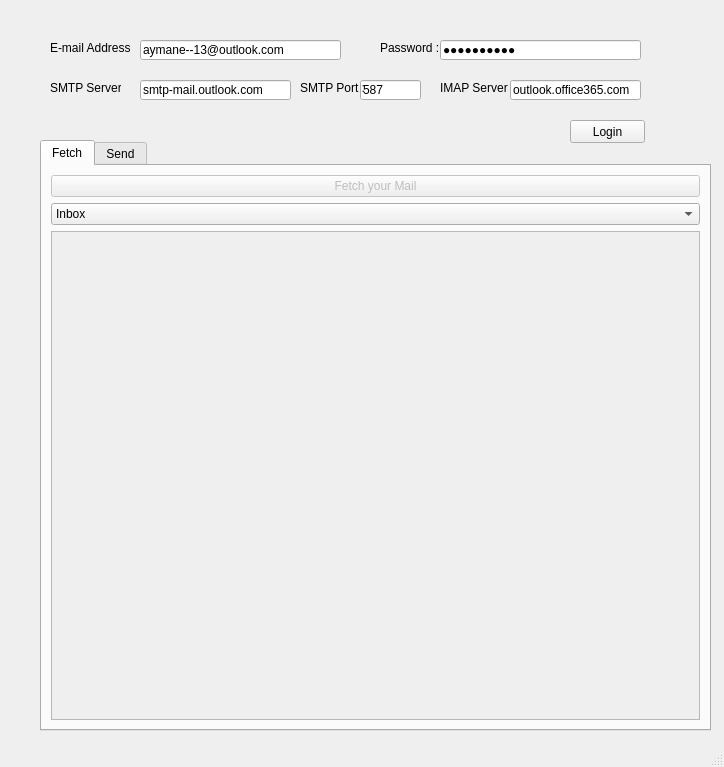
Above: mail2.ui from 13-aymane/py-mail before the change. Below: the same form after it.
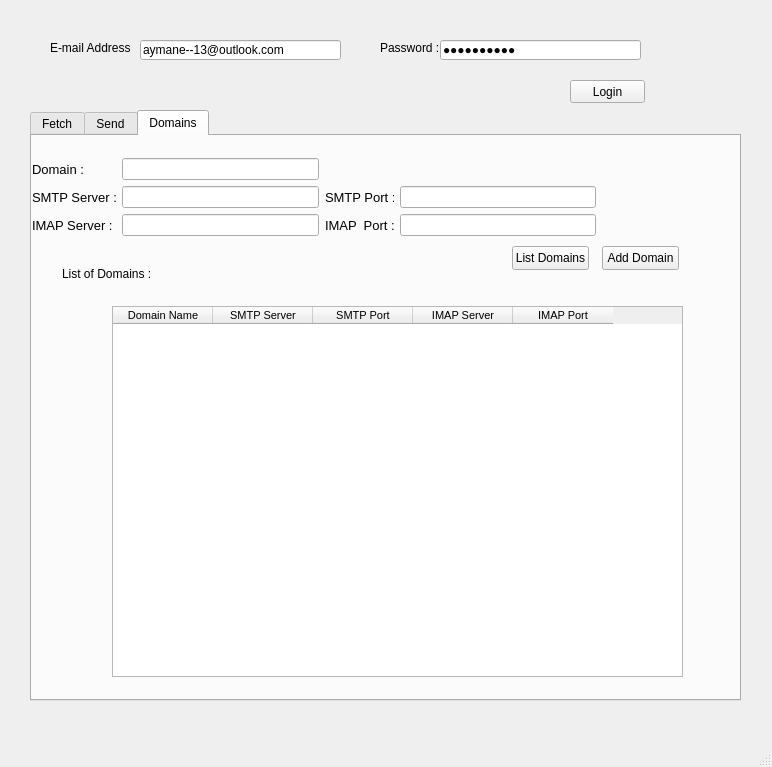
That is the form after the change.

The edit to the form file:
```diff
--- a/mail2.ui
+++ b/mail2.ui
@@ -6,7 +6,7 @@
    <rect>
     <x>0</x>
     <y>0</y>
-    <width>724</width>
+    <width>772</width>
     <height>767</height>
    </rect>
   </property>
@@ -17,14 +17,14 @@
    <widget class="QTabWidget" name="tabWidget">
     <property name="geometry">
      <rect>
-      <x>40</x>
-      <y>140</y>
-      <width>671</width>
+      <x>30</x>
+      <y>110</y>
+      <width>711</width>
       <height>591</height>
      </rect>
     </property>
     <property name="currentIndex">
-     <number>0</number>
+     <number>2</number>
     </property>
     <widget class="QWidget" name="tab_fetch">
      <attribute name="title">
@@ -195,6 +195,343 @@
       </property>
      </widget>
     </widget>
+    <widget class="QWidget" name="tab">
+     <attribute name="title">
+      <string>Domains</string>
+     </attribute>
+     <widget class="QLineEdit" name="domainField">
+      <property name="geometry">
+       <rect>
+        <x>90</x>
+        <y>22</y>
+        <width>197</width>
+        <height>22</height>
+       </rect>
+      </property>
+      <property name="font">
+       <font>
+        <pointsize>10</pointsize>
+       </font>
+      </property>
+     </widget>
+     <widget class="QLineEdit" name="smtp_portField">
+      <property name="geometry">
+       <rect>
+        <x>368</x>
+        <y>50</y>
+        <width>196</width>
+        <height>22</height>
+       </rect>
+      </property>
+      <property name="font">
+       <font>
+        <pointsize>10</pointsize>
+       </font>
+      </property>
+      <property name="text">
+       <string/>
+      </property>
+      <property name="echoMode">
+       <enum>QLineEdit::Normal</enum>
+      </property>
+     </widget>
+     <widget class="QPushButton" name="addButton">
+      <property name="geometry">
+       <rect>
+        <x>570</x>
+        <y>110</y>
+        <width>77</width>
+        <height>24</height>
+       </rect>
+      </property>
+      <property name="text">
+       <string>Add Domain</string>
+      </property>
+     </widget>
+     <widget class="QLabel" name="label_imap_2">
+      <property name="geometry">
+       <rect>
+        <x>0</x>
+        <y>78</y>
+        <width>84</width>
+        <height>22</height>
+       </rect>
+      </property>
+      <property name="font">
+       <font>
+        <pointsize>10</pointsize>
+       </font>
+      </property>
+      <property name="text">
+       <string>IMAP Server :</string>
+      </property>
+     </widget>
+     <widget class="QLineEdit" name="smtpField">
+      <property name="geometry">
+       <rect>
+        <x>90</x>
+        <y>50</y>
+        <width>197</width>
+        <height>22</height>
+       </rect>
+      </property>
+      <property name="font">
+       <font>
+        <pointsize>10</pointsize>
+       </font>
+      </property>
+      <property name="text">
+       <string/>
+      </property>
+     </widget>
+     <widget class="QLineEdit" name="imap_portField">
+      <property name="geometry">
+       <rect>
+        <x>368</x>
+        <y>78</y>
+        <width>196</width>
+        <height>22</height>
+       </rect>
+      </property>
+      <property name="font">
+       <font>
+        <pointsize>10</pointsize>
+       </font>
+      </property>
+      <property name="text">
+       <string/>
+      </property>
+      <property name="echoMode">
+       <enum>QLineEdit::Normal</enum>
+      </property>
+     </widget>
+     <widget class="QLabel" name="label_port_2">
+      <property name="geometry">
+       <rect>
+        <x>293</x>
+        <y>78</y>
+        <width>69</width>
+        <height>22</height>
+       </rect>
+      </property>
+      <property name="font">
+       <font>
+        <pointsize>10</pointsize>
+       </font>
+      </property>
+      <property name="text">
+       <string>IMAP  Port :</string>
+      </property>
+     </widget>
+     <widget class="QLineEdit" name="imapField_2">
+      <property name="enabled">
+       <bool>true</bool>
+      </property>
+      <property name="geometry">
+       <rect>
+        <x>90</x>
+        <y>78</y>
+        <width>197</width>
+        <height>22</height>
+       </rect>
+      </property>
+      <property name="font">
+       <font>
+        <pointsize>10</pointsize>
+       </font>
+      </property>
+      <property name="text">
+       <string/>
+      </property>
+     </widget>
+     <widget class="QLabel" name="label_port_3">
+      <property name="geometry">
+       <rect>
+        <x>293</x>
+        <y>50</y>
+        <width>69</width>
+        <height>22</height>
+       </rect>
+      </property>
+      <property name="font">
+       <font>
+        <pointsize>10</pointsize>
+       </font>
+      </property>
+      <property name="text">
+       <string>SMTP Port :</string>
+      </property>
+     </widget>
+     <widget class="QLabel" name="label_server_4">
+      <property name="geometry">
+       <rect>
+        <x>0</x>
+        <y>50</y>
+        <width>84</width>
+        <height>22</height>
+       </rect>
+      </property>
+      <property name="font">
+       <font>
+        <pointsize>10</pointsize>
+       </font>
+      </property>
+      <property name="text">
+       <string>SMTP Server :</string>
+      </property>
+     </widget>
+     <widget class="QLabel" name="label_3">
+      <property name="geometry">
+       <rect>
+        <x>0</x>
+        <y>22</y>
+        <width>84</width>
+        <height>22</height>
+       </rect>
+      </property>
+      <property name="font">
+       <font>
+        <pointsize>10</pointsize>
+       </font>
+      </property>
+      <property name="text">
+       <string>Domain :</string>
+      </property>
+     </widget>
+     <widget class="QLabel" name="label_4">
+      <property name="geometry">
+       <rect>
+        <x>30</x>
+        <y>130</y>
+        <width>287</width>
+        <height>16</height>
+       </rect>
+      </property>
+      <property name="text">
+       <string>List of Domains :</string>
+      </property>
+     </widget>
+     <widget class="QPushButton" name="listButton">
+      <property name="geometry">
+       <rect>
+        <x>480</x>
+        <y>110</y>
+        <width>77</width>
+        <height>24</height>
+       </rect>
+      </property>
+      <property name="text">
+       <string>List Domains</string>
+      </property>
+     </widget>
+     <widget class="QTableWidget" name="tableWidget">
+      <property name="geometry">
+       <rect>
+        <x>80</x>
+        <y>170</y>
+        <width>571</width>
+        <height>371</height>
+       </rect>
+      </property>
+      <property name="maximumSize">
+       <size>
+        <width>611</width>
+        <height>16777215</height>
+       </size>
+      </property>
+      <property name="lineWidth">
+       <number>5</number>
+      </property>
+      <attribute name="horizontalHeaderCascadingSectionResizes">
+       <bool>false</bool>
+      </attribute>
+      <column>
+       <property name="text">
+        <string>Domain Name</string>
+       </property>
+       <property name="font">
+        <font>
+         <pointsize>8</pointsize>
+        </font>
+       </property>
+       <property name="background">
+        <color>
+         <red>175</red>
+         <green>231</green>
+         <blue>230</blue>
+        </color>
+       </property>
+      </column>
+      <column>
+       <property name="text">
+        <string>SMTP Server</string>
+       </property>
+       <property name="font">
+        <font>
+         <pointsize>8</pointsize>
+        </font>
+       </property>
+       <property name="background">
+        <color>
+         <red>175</red>
+         <green>231</green>
+         <blue>230</blue>
+        </color>
+       </property>
+      </column>
+      <column>
+       <property name="text">
+        <string>SMTP Port</string>
+       </property>
+       <property name="font">
+        <font>
+         <pointsize>8</pointsize>
+        </font>
+       </property>
+       <property name="background">
+        <color>
+         <red>175</red>
+         <green>231</green>
+         <blue>230</blue>
+        </color>
+       </property>
+      </column>
+      <column>
+       <property name="text">
+        <string>IMAP Server</string>
+       </property>
+       <property name="font">
+        <font>
+         <pointsize>8</pointsize>
+        </font>
+       </property>
+       <property name="background">
+        <color>
+         <red>175</red>
+         <green>231</green>
+         <blue>230</blue>
+        </color>
+       </property>
+      </column>
+      <column>
+       <property name="text">
+        <string>IMAP Port</string>
+       </property>
+       <property name="font">
+        <font>
+         <pointsize>8</pointsize>
+        </font>
+       </property>
+       <property name="background">
+        <color>
+         <red>175</red>
+         <green>231</green>
+         <blue>230</blue>
+        </color>
+       </property>
+      </column>
+     </widget>
+    </widget>
    </widget>
    <widget class="QLabel" name="label_email">
     <property name="geometry">
@@ -213,7 +550,7 @@
     <property name="geometry">
      <rect>
       <x>570</x>
-      <y>120</y>
+      <y>80</y>
       <width>75</width>
       <height>23</height>
      </rect>
@@ -235,35 +572,6 @@
      <string>aymane--13@outlook.com</string>
     </property>
    </widget>
-   <widget class="QLineEdit" name="smtpField">
-    <property name="geometry">
-     <rect>
-      <x>140</x>
-      <y>80</y>
-      <width>151</width>
-      <height>20</height>
-     </rect>
-    </property>
-    <property name="text">
-     <string>smtp-mail.outlook.com</string>
-    </property>
-   </widget>
-   <widget class="QLineEdit" name="portField">
-    <property name="geometry">
-     <rect>
-      <x>360</x>
-      <y>80</y>
-      <width>61</width>
-      <height>20</height>
-     </rect>
-    </property>
-    <property name="text">
-     <string>587</string>
-    </property>
-    <property name="echoMode">
-     <enum>QLineEdit::Normal</enum>
-    </property>
-   </widget>
    <widget class="QLabel" name="label_pwd">
     <property name="geometry">
      <rect>
@@ -277,32 +585,6 @@
      <string>Password :</string>
     </property>
    </widget>
-   <widget class="QLabel" name="label_port">
-    <property name="geometry">
-     <rect>
-      <x>300</x>
-      <y>80</y>
-      <width>71</width>
-      <height>16</height>
-     </rect>
-    </property>
-    <property name="text">
-     <string>SMTP Port :</string>
-    </property>
-   </widget>
-   <widget class="QLabel" name="label_server">
-    <property name="geometry">
-     <rect>
-      <x>50</x>
-      <y>80</y>
-      <width>71</width>
-      <height>16</height>
-     </rect>
-    </property>
-    <property name="text">
-     <string>SMTP Server :</string>
-    </property>
-   </widget>
    <widget class="QLineEdit" name="pwdField">
     <property name="geometry">
      <rect>
@@ -319,35 +601,6 @@
      <enum>QLineEdit::Password</enum>
     </property>
    </widget>
-   <widget class="QLineEdit" name="imapField">
-    <property name="enabled">
-     <bool>true</bool>
-    </property>
-    <property name="geometry">
-     <rect>
-      <x>510</x>
-      <y>80</y>
-      <width>131</width>
-      <height>20</height>
-     </rect>
-    </property>
-    <property name="text">
-     <string>outlook.office365.com</string>
-    </property>
-   </widget>
-   <widget class="QLabel" name="label_imap">
-    <property name="geometry">
-     <rect>
-      <x>440</x>
-      <y>80</y>
-      <width>71</width>
-      <height>16</height>
-     </rect>
-    </property>
-    <property name="text">
-     <string>IMAP Server :</string>
-    </property>
-   </widget>
   </widget>
   <widget class="QStatusBar" name="statusbar"/>
  </widget>
```
